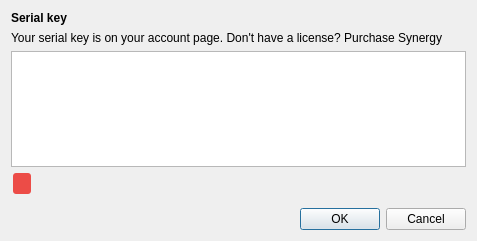
deskflow/deskflow, file src/gui/src/ActivationDialog.ui: the form before one commit.
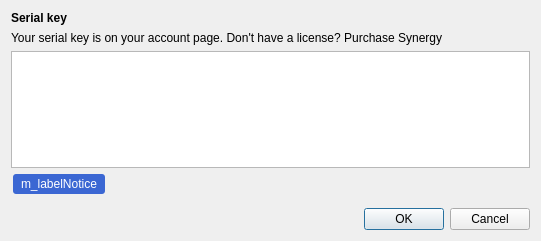
The form after the commit.

Patch:
```diff
--- a/src/gui/src/ActivationDialog.ui
+++ b/src/gui/src/ActivationDialog.ui
@@ -6,7 +6,7 @@
    <rect>
     <x>0</x>
     <y>0</y>
-    <width>477</width>
+    <width>541</width>
     <height>241</height>
    </rect>
   </property>
@@ -29,7 +29,7 @@
    <item>
     <widget class="QLabel" name="label_5">
      <property name="text">
-      <string>&lt;html&gt;&lt;head/&gt;&lt;body&gt;&lt;p&gt;Your serial key is on your &lt;a href=&quot;https://symless.com/synergy/account?source=gui&quot;&gt;&lt;span style=&quot; text-decoration: underline; color:#4285f4;&quot;&gt;account&lt;/span&gt;&lt;/a&gt; page. Don't have a license? &lt;a href=&quot;https://symless.com/synergy/purchase?source=gui&quot;&gt;&lt;span style=&quot; text-decoration: underline; color:#007af4;&quot;&gt;Purchase Synergy&lt;/span&gt;&lt;/a&gt;&lt;/p&gt;&lt;/body&gt;&lt;/html&gt;</string>
+      <string>&lt;p&gt;Your serial key is on your &lt;a href=&quot;https://symless.com/synergy/account?source=gui&quot; style=&quot;color:#4285f4;&quot;&gt;account&lt;/span&gt;&lt;/a&gt; page. Don't have a license? &lt;a href=&quot;https://symless.com/synergy/purchase?source=gui&quot; style=&quot;color:#4285f4;&quot;&gt;Purchase Synergy&lt;/span&gt;&lt;/a&gt;&lt;/p&gt;</string>
      </property>
      <property name="openExternalLinks">
       <bool>true</bool>
@@ -51,7 +51,7 @@
 hr { height: 1px; border-width: 0; }
 li.unchecked::marker { content: &quot;\2610&quot;; }
 li.checked::marker { content: &quot;\2612&quot;; }
-&lt;/style&gt;&lt;/head&gt;&lt;body style=&quot; font-family:'Segoe UI'; font-size:9pt; font-weight:400; font-style:normal;&quot;&gt;
+&lt;/style&gt;&lt;/head&gt;&lt;body style=&quot; font-family:'Cantarell'; font-size:11pt; font-weight:400; font-style:normal;&quot;&gt;
 &lt;p style=&quot;-qt-paragraph-type:empty; margin-top:0px; margin-bottom:0px; margin-left:0px; margin-right:0px; -qt-block-indent:0; text-indent:0px; font-family:'Sans'; font-size:10pt;&quot;&gt;&lt;br /&gt;&lt;/p&gt;&lt;/body&gt;&lt;/html&gt;</string>
      </property>
      <property name="acceptRichText">
@@ -77,16 +77,14 @@
       <item>
        <widget class="QLabel" name="m_trialLabel">
         <property name="styleSheet">
-         <string notr="true">font-size: 13px;
-font-weight: 700;
-padding: 3px 5px;
+         <string notr="true">padding: 3px 5px;
 border-radius: 3px;
-background-color: #EC4C47;
+background-color: #3B67D3;
 color: #ffffff;
 top: 3px;</string>
         </property>
         <property name="text">
-         <string/>
+         <string>m_labelNotice</string>
         </property>
         <property name="openExternalLinks">
          <bool>true</bool>
```
Left out of the diff: 10 changed lines with no effect on the pictures.
